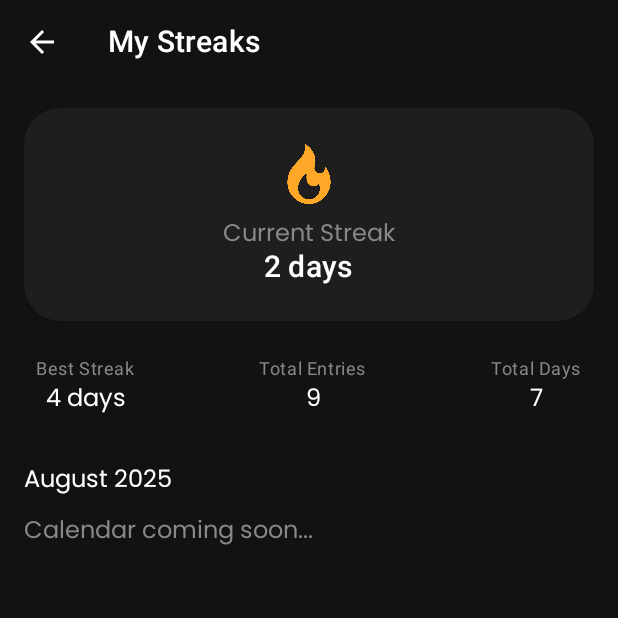
After one commit to ShivangeeRajput/Gratitude, an Android app built with Jetpack Compose: the composable StreakScreen shown on its own in the app's theme, on a phone screen of 412 x 824 dp, the top half of it. The commit adds this screen. Run offline under Robolectric (Android 15) with nearby library versions, the phone set to English and light mode, and no system bars; network calls fail.

Commit message:
streak added

```diff
--- a/app/src/main/java/com/example/gratitude/ui/fragments/dashboard/bottomnav/BottomNavGraph.kt
+++ b/app/src/main/java/com/example/gratitude/ui/fragments/dashboard/bottomnav/BottomNavGraph.kt
@@ -8,6 +8,7 @@ import com.example.gratitude.ui.fragments.dashboard.screens.affirmations.Affirma
 import com.example.gratitude.ui.fragments.dashboard.screens.home.HomeScreen
 import com.example.gratitude.ui.fragments.dashboard.screens.journal.JournalScreen
 import com.example.gratitude.ui.fragments.dashboard.screens.home.gratitudebuddy.GratitudeBuddyScreen
+import com.example.gratitude.ui.fragments.dashboard.screens.home.streak.StreakScreen
 import com.example.gratitude.ui.fragments.dashboard.screens.quote.QuotesScreen
 import com.example.gratitude.ui.viewmodels.OnboardingSharedViewModel
 
@@ -21,6 +22,7 @@ fun BottomNavGraph(
         composable(BottomNavItem.Home.route) {
             HomeScreen(
                 sharedViewModel = sharedViewModel,
+                navController = navController,
                 onAssistantClick = { navController.navigate("gratitude_buddy") }
             )
         }
@@ -36,6 +38,10 @@ fun BottomNavGraph(
         composable("gratitude_buddy") {
             GratitudeBuddyScreen(navController)
         }
+        composable("streak_screen") {
+            StreakScreen()
+        }
+
 
     }
 }
--- /dev/null
+++ b/app/src/main/java/com/example/gratitude/ui/fragments/dashboard/screens/home/streak/StreakScreen.kt
@@ -0,0 +1,96 @@
+package com.example.gratitude.ui.fragments.dashboard.screens.home.streak
+
+import androidx.compose.foundation.layout.*
+import androidx.compose.foundation.shape.RoundedCornerShape
+import androidx.compose.material.*
+import androidx.compose.material.icons.Icons
+import androidx.compose.material.icons.filled.ArrowBack
+import androidx.compose.runtime.Composable
+import androidx.compose.ui.Alignment
+import androidx.compose.ui.Modifier
+import androidx.compose.ui.graphics.Color
+import androidx.compose.ui.res.painterResource
+import androidx.compose.ui.unit.dp
+import com.example.gratitude.R
+
+@Composable
+fun StreakScreen() {
+    val backgroundColor = Color(0xFF121212)
+
+    Scaffold(
+        backgroundColor = backgroundColor,
+        topBar = {
+            TopAppBar(
+                title = { Text("My Streaks", color = Color.White) },
+                navigationIcon = {
+                    IconButton(onClick = {
+                    }) {
+                        Icon(Icons.Default.ArrowBack, contentDescription = "Back", tint = Color.White)
+                    }
+                },
+                backgroundColor = backgroundColor,
+                elevation = 0.dp
+            )
+        }
+    ) { padding ->
+        Column(
+            modifier = Modifier
+                .fillMaxSize()
+                .padding(padding)
+                .padding(horizontal = 16.dp)
+        ) {
+            Card(
+                shape = RoundedCornerShape(24.dp),
+                backgroundColor = Color(0xFF1E1E1E),
+                modifier = Modifier
+                    .fillMaxWidth()
+                    .padding(vertical = 16.dp)
+            ) {
+                Column(
+                    modifier = Modifier.padding(24.dp),
+                    horizontalAlignment = Alignment.CenterHorizontally
+                ) {
+                    Icon(
+                        painter = painterResource(id = R.drawable.ic_streak),
+                        contentDescription = "Streak",
+                        tint = Color(0xFFFFA726),
+                        modifier = Modifier.size(40.dp)
+                    )
+                    Spacer(modifier = Modifier.height(8.dp))
+                    Text("Current Streak", color = Color.Gray)
+                    Text("2 days", style = MaterialTheme.typography.h6, color = Color.White)
+                }
+            }
+
+            Row(
+                modifier = Modifier.fillMaxWidth(),
+                horizontalArrangement = Arrangement.SpaceBetween
+            ) {
+                StreakStat(title = "Best Streak", value = "4 days")
+                StreakStat(title = "Total Entries", value = "9")
+                StreakStat(title = "Total Days", value = "7")
+            }
+
+            Spacer(modifier = Modifier.height(24.dp))
+
+            Text("August 2025", color = Color.White)
+            Spacer(modifier = Modifier.height(12.dp))
+            Text("Calendar coming soon...", color = Color.Gray)
+        }
+    }
+}
+
+@Composable
+fun StreakStat(
+    title: String,
+    value: String,
+    modifier: Modifier = Modifier
+) {
+    Column(
+        modifier = modifier.padding(8.dp),
+        horizontalAlignment = Alignment.CenterHorizontally,
+    ) {
+        Text(title, color = Color.Gray, style = MaterialTheme.typography.caption)
+        Text(value, color = Color.White, style = MaterialTheme.typography.body1)
+    }
+}
```
Also changed, not shown: app/src/main/java/com/example/gratitude/ui/fragments/dashboard/screens/home/HomeScreen.kt (+23 -10 lines), app/src/main/res/drawable/ic_streak.png (added).
